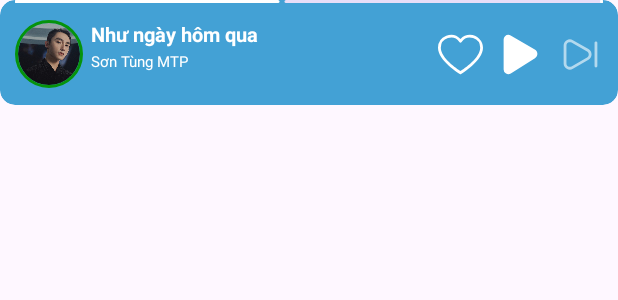
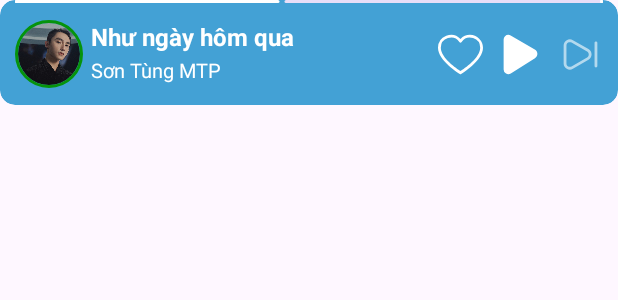
Before and after one commit to Amorydev/MusicApp, an Android app: the layout fragment_now_playing.xml on its own in the app's theme, with its tools: preview values and no code run, on a phone screen of 412 x 824 dp. Shown: the top 300 px of the screen. Run offline under Robolectric (Android 15) with nearby library versions, the phone set to English and light mode, and no system bars; network calls fail.

```diff
--- a/app/src/main/java/com/amory/musicapp/service/NotificationReceiver.kt
+++ b/app/src/main/java/com/amory/musicapp/service/NotificationReceiver.kt
@@ -6,6 +6,7 @@ import android.content.Intent
 import com.amory.musicapp.R
 import com.amory.musicapp.activities.PlayMusicActivity
 import com.amory.musicapp.fragment.NowPlayingFragment
+import com.amory.musicapp.managers.PositionSongManger.setSongPosition
 import com.amory.musicapp.managers.UriAudioManger
 import com.amory.musicapp.model.Track
 import com.bumptech.glide.Glide
@@ -53,7 +54,7 @@ class NotificationReceiver:BroadcastReceiver() {
     }
 
     private fun nextOrPreviousMusic(increment: Boolean) {
-        PlayMusicActivity.setSongPosition(increment)
+        setSongPosition(increment)
         val listTracks = PlayMusicActivity.listTrack
         val positionTrack = PlayMusicActivity.positionTrack
         listTracks?.get(positionTrack)?.let {
--- a/app/src/main/res/layout/fragment_now_playing.xml
+++ b/app/src/main/res/layout/fragment_now_playing.xml
@@ -24,6 +24,7 @@
                 android:paddingHorizontal="10dp"
                 android:orientation="vertical">
                 <com.google.android.material.progressindicator.LinearProgressIndicator
+                    android:id="@+id/prgBar"
                     android:layout_width="match_parent"
                     android:layout_height="wrap_content"
                     android:progress="45"
@@ -48,13 +49,16 @@
 
                     <TextView
                         android:id="@+id/songNameTXT"
-                        android:layout_width="wrap_content"
+                        android:layout_width="200dp"
                         android:layout_height="wrap_content"
                         android:layout_marginStart="5dp"
                         android:text="Như ngày hôm qua"
                         android:textColor="@color/white"
-                        android:textSize="13sp"
+                        android:textSize="16sp"
                         android:textStyle="bold"
+                        android:ellipsize="marquee"
+                        android:marqueeRepeatLimit="marquee_forever"
+                        android:singleLine="true"
                         app:layout_constraintStart_toEndOf="@+id/imvTrack"
                         app:layout_constraintTop_toTopOf="@+id/imvTrack" />
 
@@ -65,13 +69,13 @@
                         android:layout_marginTop="2dp"
                         android:text="Sơn Tùng MTP"
                         android:textColor="@color/white"
-                        android:textSize="10sp"
+                        android:textSize="13sp"
                         app:layout_constraintStart_toStartOf="@+id/songNameTXT"
                         app:layout_constraintTop_toBottomOf="@+id/songNameTXT"
                         tools:ignore="SmallSp" />
 
                     <ImageView
-                        android:id="@+id/imageView3"
+                        android:id="@+id/nextBtn"
                         android:layout_width="30dp"
                         android:layout_height="30dp"
                         android:src="@drawable/ic_next_music"
@@ -86,7 +90,7 @@
                         android:layout_marginEnd="10dp"
                         android:src="@drawable/ic_play_now"
                         app:layout_constraintBottom_toBottomOf="parent"
-                        app:layout_constraintEnd_toStartOf="@+id/imageView3"
+                        app:layout_constraintEnd_toStartOf="@+id/nextBtn"
                         app:layout_constraintTop_toTopOf="parent"
                         tools:ignore="ContentDescription" />
 
```
Also changed, not shown: app/src/main/java/com/amory/musicapp/MainActivity.kt (+12 -0 lines), app/src/main/java/com/amory/musicapp/activities/PlayMusicActivity.kt (+43 -26 lines), app/src/main/java/com/amory/musicapp/fragment/HomeFragment.kt (+1 -6 lines), app/src/main/java/com/amory/musicapp/fragment/NowPlayingFragment.kt (+53 -0 lines), app/src/main/java/com/amory/musicapp/managers/PositionSongManger.kt (added, +23 -0 lines).
